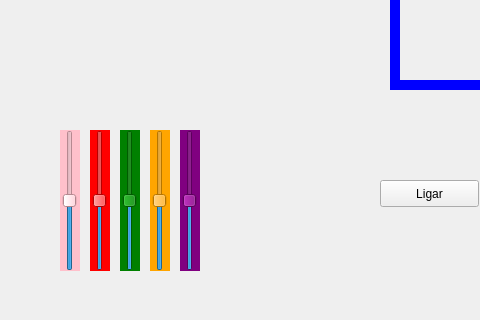
Above: trem_deadlock/mainwindow.ui from franklaercio/operating-systems before the change; both pictures show x 0 to 480 and y 207 to 527 of the 1020 by 527 pixel window. Below: the same form after it.
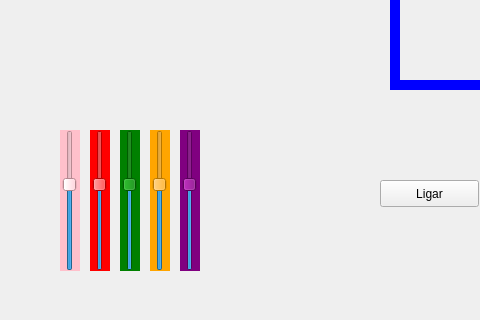
That is the form after the change.

What changed in the file:
```diff
--- a/trem_deadlock/mainwindow.ui
+++ b/trem_deadlock/mainwindow.ui
@@ -120,7 +120,7 @@
      <string notr="true">QSlider { background: pink}</string>
     </property>
     <property name="maximum">
-     <number>200</number>
+     <number>160</number>
     </property>
     <property name="value">
      <number>100</number>
@@ -142,7 +142,7 @@
      <string notr="true">QSlider { background: red}</string>
     </property>
     <property name="maximum">
-     <number>200</number>
+     <number>160</number>
     </property>
     <property name="value">
      <number>100</number>
@@ -164,7 +164,7 @@
      <string notr="true">QSlider { background: green}</string>
     </property>
     <property name="maximum">
-     <number>200</number>
+     <number>160</number>
     </property>
     <property name="pageStep">
      <number>10</number>
@@ -189,7 +189,7 @@
      <string notr="true">QSlider { background: orange}</string>
     </property>
     <property name="maximum">
-     <number>200</number>
+     <number>160</number>
     </property>
     <property name="value">
      <number>100</number>
@@ -211,7 +211,7 @@
      <string notr="true">QSlider { background: purple}</string>
     </property>
     <property name="maximum">
-     <number>200</number>
+     <number>160</number>
     </property>
     <property name="value">
      <number>100</number>
```
